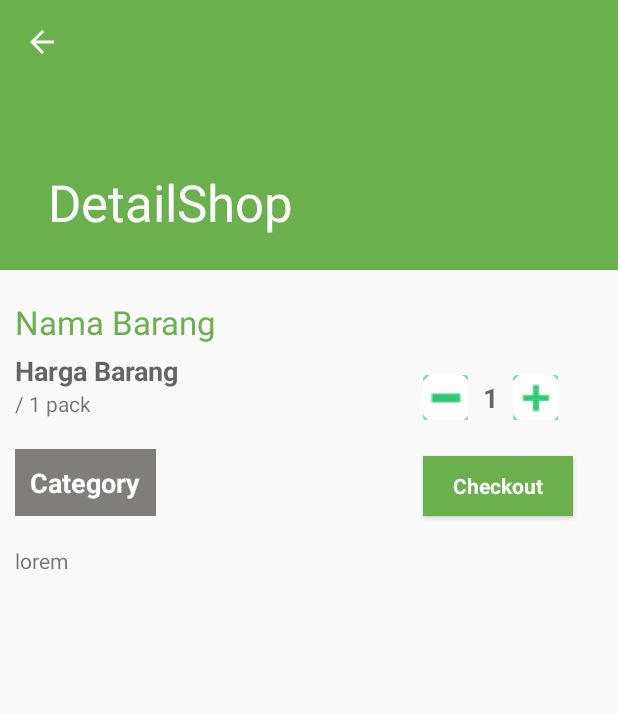
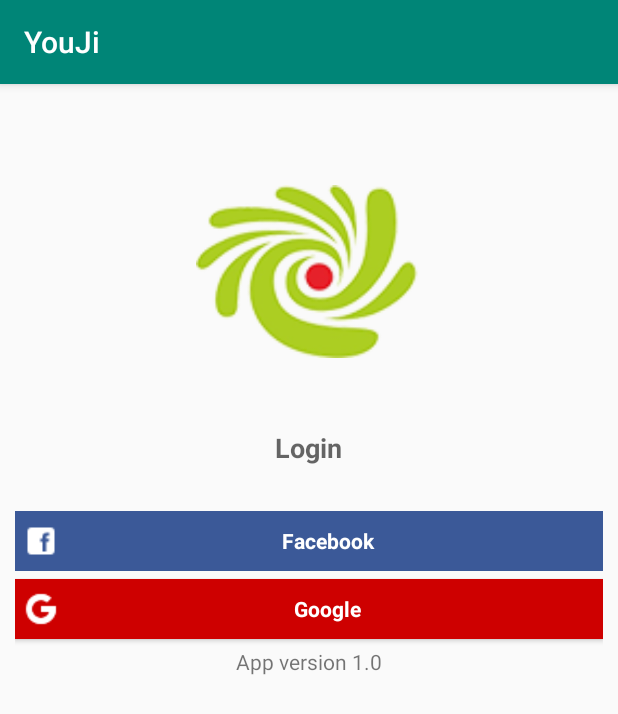
Before and after one commit to digiponic-renaldy/youji, an Android app: the DetailShop screen opened directly, with no data from a screen before it, after a tap on "Checkout", on a phone screen of 412 x 824 dp. Shown: the top 714 px of the screen. Run offline under Robolectric (Android 15) with nearby library versions, the phone set to English and light mode, and no system bars; our stand-ins replace Firebase (no records; nobody signed in at launch, a user with empty details on screens opened directly); plain views replace LoginButton; pictures from the network do not load; 1 statement that could not run was skipped; 1 other tap on this screen came first.

Commit message:
login first

```diff
--- a/app/src/main/AndroidManifest.xml
+++ b/app/src/main/AndroidManifest.xml
@@ -22,7 +22,8 @@
             android:name=".activity.DetailShop"
             android:label="@string/title_activity_detail_shop"
             android:theme="@style/AppTheme.NoActionBar" />
-        <activity android:name=".activity.checkout.CheckoutActivity"></activity>
+        <activity android:name=".activity.checkout.CheckoutActivity" />
+        <activity android:name=".activity.LoginActivity"></activity>
     </application>
 
 </manifest>
--- a/app/src/main/java/com/npe/youji/activity/DetailShop.java
+++ b/app/src/main/java/com/npe/youji/activity/DetailShop.java
@@ -12,7 +12,6 @@
 import android.widget.ImageView;
 import android.widget.LinearLayout;
 import android.widget.TextView;
-import android.widget.Toast;
 
 import com.bumptech.glide.Glide;
 import com.google.gson.Gson;
@@ -89,7 +88,11 @@
         btnCheckout.setOnClickListener(new View.OnClickListener() {
             @Override
             public void onClick(View v) {
-                toCheckout();
+                if (checkUser()) {
+                    toCheckout();
+                } else {
+                    toLogin();
+                }
             }
         });
     }
@@ -176,23 +179,26 @@
     }
 
     private void toCheckout() {
-        if (checkUser()) {
-            Intent intent = new Intent(getApplicationContext(), CheckoutActivity.class);
-            intent.addFlags(Intent.FLAG_ACTIVITY_CLEAR_TASK);
-            startActivity(intent);
-        }else {
-            Toast.makeText(getApplicationContext(), "Login First", Toast.LENGTH_SHORT).show();
-        }
+        Intent intent = new Intent(getApplicationContext(), CheckoutActivity.class);
+        intent.addFlags(Intent.FLAG_ACTIVITY_CLEAR_TASK);
+        startActivity(intent);
     }
+
+    private void toLogin() {
+        Intent intent = new Intent(getApplicationContext(), LoginActivity.class);
+        intent.addFlags(Intent.FLAG_ACTIVITY_CLEAR_TASK);
+        startActivity(intent);
+    }
+
 
     private boolean checkUser() {
         boolean cek = false;
-        try{
+        try {
             userOperations.openDb();
             cek = userOperations.checkRecordUser();
             userOperations.closeDb();
             Log.i("CheckUser", String.valueOf(cek));
-        }catch (SQLException e){
+        } catch (SQLException e) {
             Log.i("ErrorCheckUser", e.getMessage());
         }
         return cek;
--- /dev/null
+++ b/app/src/main/java/com/npe/youji/activity/LoginActivity.java
@@ -0,0 +1,175 @@
+package com.npe.youji.activity;
+
+import android.content.Intent;
+import android.database.SQLException;
+import android.support.annotation.NonNull;
+import android.support.annotation.Nullable;
+import android.support.v7.app.AppCompatActivity;
+import android.os.Bundle;
+import android.util.Log;
+import android.view.View;
+import android.widget.Button;
+import android.widget.Toast;
+
+import com.google.android.gms.auth.api.signin.GoogleSignIn;
+import com.google.android.gms.auth.api.signin.GoogleSignInAccount;
+import com.google.android.gms.auth.api.signin.GoogleSignInClient;
+import com.google.android.gms.auth.api.signin.GoogleSignInOptions;
+import com.google.android.gms.common.api.ApiException;
+import com.google.android.gms.tasks.OnCompleteListener;
+import com.google.android.gms.tasks.Task;
+import com.google.firebase.auth.AuthCredential;
+import com.google.firebase.auth.AuthResult;
+import com.google.firebase.auth.FirebaseAuth;
+import com.google.firebase.auth.FirebaseUser;
+import com.google.firebase.auth.GoogleAuthProvider;
+import com.npe.youji.MainActivity;
+import com.npe.youji.R;
+import com.npe.youji.model.api.ApiService;
+import com.npe.youji.model.api.NetworkClient;
+import com.npe.youji.model.dbsqlite.UserOperations;
+import com.npe.youji.model.user.DataUserModel;
+import com.npe.youji.model.user.RequestBodyUser;
+import com.npe.youji.model.user.RootUserModel;
+import com.npe.youji.model.user.UserModel;
+
+import java.util.List;
+
+import retrofit2.Call;
+import retrofit2.Callback;
+import retrofit2.Response;
+import retrofit2.Retrofit;
+
+public class LoginActivity extends AppCompatActivity {
+
+    private static final String TAG = "LoginFirst";
+    private static final int RC_SIGN_IN = 9002;
+    private FirebaseAuth mAuth;
+    private GoogleSignInClient mGoogleSignInClient;
+    private Button btnLoginGoogle;
+    private Retrofit retrofit;
+    private ApiService service;
+    private UserOperations userOperations;
+    List<DataUserModel> listUser;
+
+    @Override
+    protected void onCreate(Bundle savedInstanceState) {
+        super.onCreate(savedInstanceState);
+        setContentView(R.layout.activity_login);
+
+        btnLoginGoogle = findViewById(R.id.btn_login_google_first);
+
+        // Configure Google Sign In
+        GoogleSignInOptions gso = new GoogleSignInOptions.Builder(GoogleSignInOptions.DEFAULT_SIGN_IN)
+                .requestIdToken(getString(R.string.default_web_client_id))
+                .requestEmail()
+                .build();
+
+        mGoogleSignInClient = GoogleSignIn.getClient(this, gso);
+        mAuth = FirebaseAuth.getInstance();
+
+        //retrofit
+        retrofit = NetworkClient.getRetrofitClient();
+        service = retrofit.create(ApiService.class);
+        userOperations = new UserOperations(getApplicationContext());
+
+        btnLoginGoogle.setOnClickListener(new View.OnClickListener() {
+            @Override
+            public void onClick(View v) {
+                signIn();
+            }
+        });
+    }
+
+    @Override
+    protected void onActivityResult(int requestCode, int resultCode, @Nullable Intent data) {
+        super.onActivityResult(requestCode, resultCode, data);
+        if (requestCode == RC_SIGN_IN) {
+            Task<GoogleSignInAccount> task = GoogleSignIn.getSignedInAccountFromIntent(data);
+            try {
+                // Google Sign In was successful, authenticate with Firebase
+                GoogleSignInAccount account = task.getResult(ApiException.class);
+                firebaseAuthWithGoogle(account);
+            } catch (ApiException e) {
+                // Google Sign In failed, update UI appropriately
+                Log.w(TAG, "Google sign in failed", e);
+                // [START_EXCLUDE]
+                updateUI(null);
+                // [END_EXCLUDE]
+            }
+        }
+    }
+
+    private void updateUI(FirebaseUser user) {
+        RequestBodyUser bodyUser = new RequestBodyUser(user.getDisplayName().toString(), user.getEmail().toString());
+        service.apiUser(bodyUser).enqueue(new Callback<RootUserModel>() {
+            @Override
+            public void onResponse(Call<RootUserModel> call, Response<RootUserModel> response) {
+                RootUserModel data = response.body();
+                if(data != null){
+                    if(data.getApi_message().equalsIgnoreCase("success")){
+                        listUser = data.getData();
+                        if(insertDataUser(listUser)){
+                            toMain();
+                        }
+                        Log.i("listUser", String.valueOf(listUser.get(0).getEmail()));
+                    }
+                }
+            }
+
+            @Override
+            public void onFailure(Call<RootUserModel> call, Throwable t) {
+                Log.i("GagalApiCustomer", t.getMessage());
+            }
+        });
+    }
+
+    private void toMain() {
+        Intent intent = new Intent(getApplicationContext(), MainActivity.class);
+        intent.addFlags(Intent.FLAG_ACTIVITY_CLEAR_TASK);
+        startActivity(intent);
+    }
+
+    private boolean insertDataUser(List<DataUserModel> listUser) {
+        boolean cek = false;
+        try{
+            userOperations.openDb();
+            UserModel userModel = new UserModel(listUser.get(0).getId(), listUser.get(0).getName(), listUser.get(0).getEmail());
+            userOperations.insertUser(userModel);
+            cek = true;
+            userOperations.closeDb();
+        }catch (SQLException e){
+            Log.i("ErrorInsertUser", e.getMessage());
+        }
+
+        return cek;
+    }
+
+    private void firebaseAuthWithGoogle(GoogleSignInAccount account) {
+        AuthCredential credential = GoogleAuthProvider.getCredential(account.getIdToken(), null);
+        mAuth.signInWithCredential(credential)
+                .addOnCompleteListener(this, new OnCompleteListener<AuthResult>() {
+                    @Override
+                    public void onComplete(@NonNull Task<AuthResult> task) {
+                        if (task.isSuccessful()) {
+                            // Sign in success, update UI with the signed-in user's information
+                            Log.d(TAG, "signInWithCredential:success");
+                            FirebaseUser user = mAuth.getCurrentUser();
+
+                            updateUI(user);
+
+                        } else {
+                            // If sign in fails, display a message to the user.
+                            Log.w(TAG, "signInWithCredential:failure", task.getException());
+                            Toast.makeText(getApplicationContext(), "Authentication Failed.", Toast.LENGTH_SHORT).show();
+                            updateUI(null);
+                        }
+                    }
+                });
+    }
+
+    private void signIn() {
+        Intent signInIntent = mGoogleSignInClient.getSignInIntent();
+        startActivityForResult(signInIntent, RC_SIGN_IN);
+    }
+}
--- /dev/null
+++ b/app/src/main/res/layout/activity_login.xml
@@ -0,0 +1,86 @@
+<?xml version="1.0" encoding="utf-8"?>
+<LinearLayout
+    xmlns:android="http://schemas.android.com/apk/res/android"
+    xmlns:app="http://schemas.android.com/apk/res-auto"
+    xmlns:tools="http://schemas.android.com/tools"
+    android:layout_width="match_parent"
+    android:layout_height="match_parent"
+    android:orientation="vertical"
+    tools:context=".activity.LoginActivity">
+
+    <ImageView
+        android:src="@drawable/logogalaksiorganik"
+        android:layout_marginTop="50dp"
+        android:layout_gravity="center_horizontal"
+        android:layout_width="150dp"
+        android:layout_height="150dp"/>
+
+    <ScrollView android:layout_width="match_parent"
+        android:layout_height="match_parent">
+        <LinearLayout
+            android:padding="10dp"
+            android:orientation="vertical"
+            android:layout_width="match_parent"
+            android:layout_height="match_parent">
+
+            <TextView
+                android:layout_marginTop="20dp"
+                android:layout_gravity="center_horizontal"
+                android:textStyle="bold"
+                android:justificationMode="inter_word"
+                android:text="@string/header_login"
+                android:textAppearance="@style/Base.TextAppearance.AppCompat.Medium"
+                android:layout_width="wrap_content"
+                android:layout_height="wrap_content"/>
+
+            <FrameLayout
+                android:layout_marginTop="30dp"
+                android:layout_width="match_parent"
+                android:layout_height="wrap_content">
+
+                <!--<com.facebook.login.widget.LoginButton
+                    android:visibility="invisible"
+                    android:id="@+id/login_button_facebook"
+                    android:layout_width="match_parent"
+                    android:layout_height="match_parent"/>-->
+
+                <Button
+                    android:id="@+id/btn_login_facebook"
+                    android:paddingLeft="5dp"
+                    android:drawableLeft="@drawable/icon_facebook"
+                    android:background="@color/colorBlue"
+                    android:layout_width="match_parent"
+                    android:text="@string/facebook"
+                    android:textStyle="bold"
+                    android:textAppearance="@style/Base.TextAppearance.AppCompat.Small"
+                    android:textColor="@color/colorWhite"
+                    android:paddingRight="5dp"
+                    android:layout_height="40dp"/>
+
+            </FrameLayout>
+
+
+            <Button
+                android:paddingRight="5dp"
+                android:paddingLeft="5dp"
+                android:drawableLeft="@drawable/icon_google"
+                android:textStyle="bold"
+                android:textAppearance="@style/Base.TextAppearance.AppCompat.Small"
+                android:background="@color/colorRed"
+                android:textColor="@color/colorWhite"
+                android:text="@string/google"
+                android:id="@+id/btn_login_google_first"
+                android:layout_marginTop="5dp"
+                android:layout_width="match_parent"
+                android:layout_height="40dp"/>
+
+            <TextView
+                android:layout_marginTop="5dp"
+                android:layout_gravity="center_horizontal"
+                android:text="@string/app_version"
+                android:layout_width="wrap_content"
+                android:layout_height="wrap_content"/>
+        </LinearLayout>
+    </ScrollView>
+
+</LinearLayout>
```
Also changed, not shown: app/src/main/java/com/npe/youji/activity/checkout/CheckoutActivity.java (+45 -1 lines).
